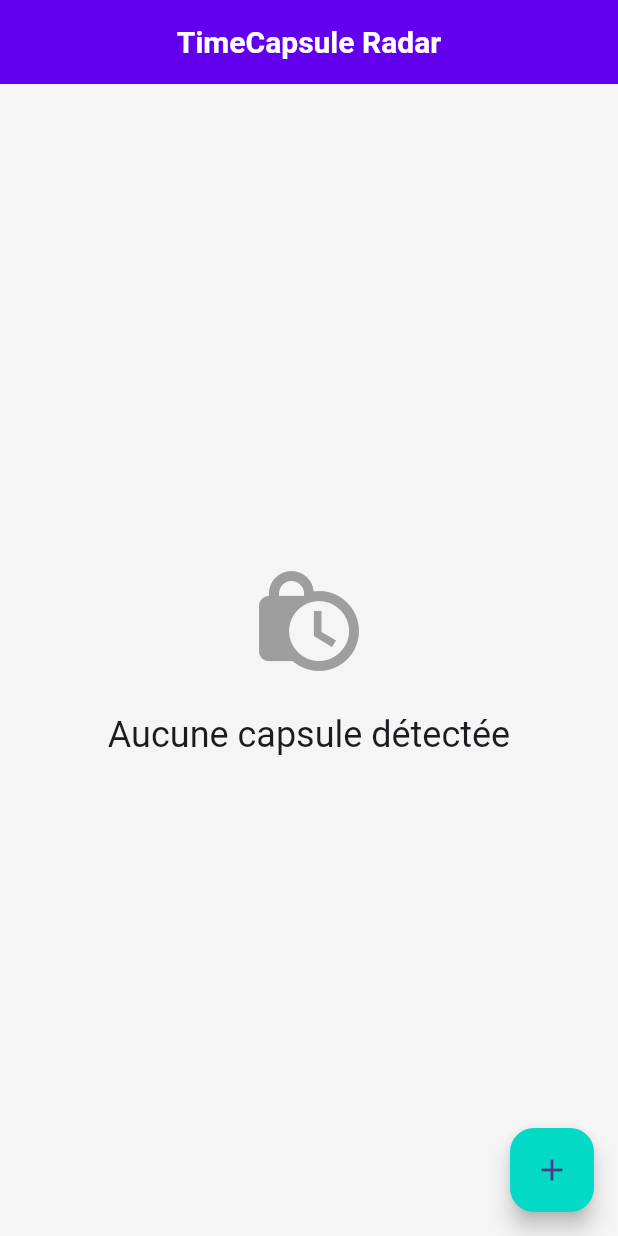
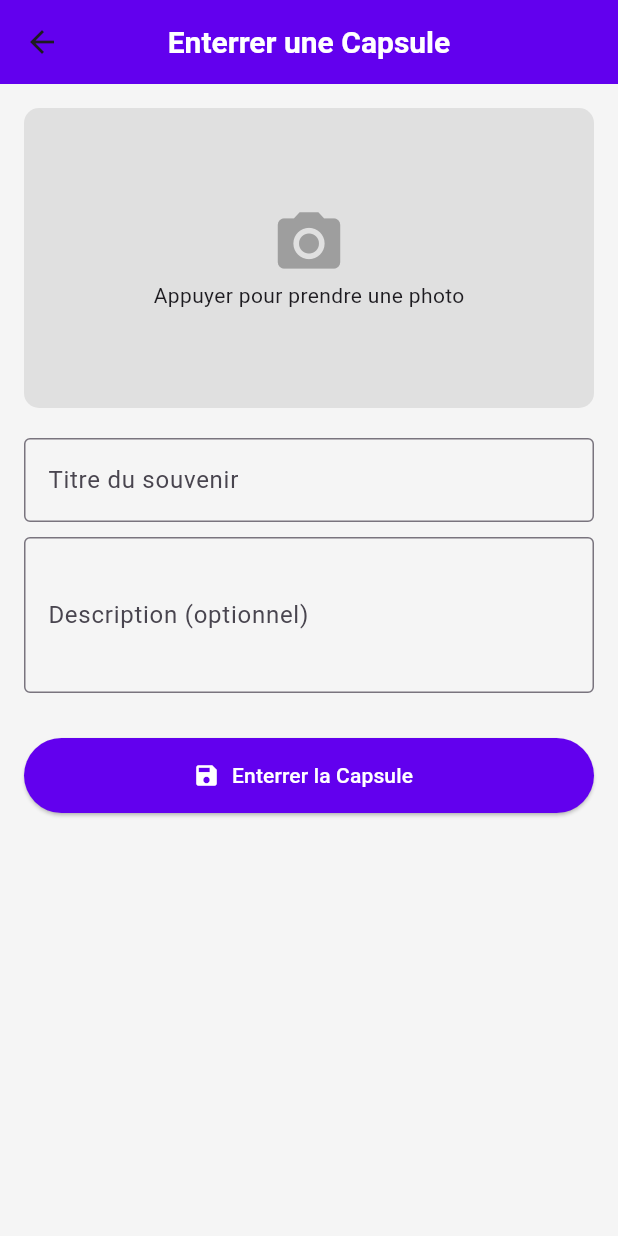
Before and after one commit to Lukas-Bouhlel/time_capsule, a Flutter app: the screen it shows after launch, after a tap on the "add" icon, on a phone screen of 412 x 824 dp. Run offline on Flutter 3.47's test engine with Material 3 defaults, Android fonts, the phone set to English and light mode, and no system bars; our stand-ins replace flutter_dotenv, geolocator, image_picker.

Commit message:
connection api and set location and set image capture

```diff
--- a/lib/main.dart
+++ b/lib/main.dart
@@ -1,11 +1,22 @@
 import 'package:flutter/material.dart';
 import 'package:provider/provider.dart';
+import 'package:flutter_dotenv/flutter_dotenv.dart';
 import 'theme.dart';
 import 'providers/location_provider.dart';
+import 'providers/capsule_provider.dart';
 import 'routes/router.dart';
 
 void main() async {
   WidgetsFlutterBinding.ensureInitialized();
+  await dotenv.load(fileName: ".env");
+
+  try {
+    await dotenv.load(fileName: ".env");
+    print("✅ Fichier .env chargé avec succès");
+  } catch (e) {
+    print("⚠️ ERREUR: Impossible de charger .env : $e");
+  }
+
   runApp(const MyApp());
 }
 
@@ -17,6 +28,7 @@ class MyApp extends StatelessWidget {
     return MultiProvider(
       providers: [
         ChangeNotifierProvider(create: (_) => LocationProvider()),
+        ChangeNotifierProvider(create: (_) => CapsuleProvider()),
       ],
       child: MaterialApp(
         title: 'TimeCapsule',
--- /dev/null
+++ b/lib/models/capsule_model.dart
@@ -0,0 +1,28 @@
+class Capsule {
+  final String id;
+  final String title;
+  final String description;
+  final String? imageUrl;
+  final double latitude;
+  final double longitude;
+
+  Capsule({
+    required this.id,
+    required this.title,
+    required this.description,
+    this.imageUrl,
+    required this.latitude,
+    required this.longitude,
+  });
+
+  factory Capsule.fromJson(Map<String, dynamic> json) {
+    return Capsule(
+      id: json['id'].toString(),
+      title: json['title'] ?? 'Sans titre',
+      description: json['description'] ?? '',
+      imageUrl: json['imageUrl'],
+      latitude: json['latitude'] is String ? double.parse(json['latitude']) : (json['latitude'] ?? 0.0),
+      longitude: json['longitude'] is String ? double.parse(json['longitude']) : (json['longitude'] ?? 0.0),
+    );
+  }
+}
--- /dev/null
+++ b/lib/pages/create_capsule_page.dart
@@ -0,0 +1,182 @@
+import 'dart:io';
+import 'package:flutter/material.dart';
+import 'package:image_picker/image_picker.dart';
+import 'package:provider/provider.dart';
+import 'package:geolocator/geolocator.dart';
+import '../providers/capsule_provider.dart';
+
+class CreateCapsulePage extends StatefulWidget {
+  const CreateCapsulePage({super.key});
+
+  @override
+  State<CreateCapsulePage> createState() => _CreateCapsulePageState();
+}
+
+class _CreateCapsulePageState extends State<CreateCapsulePage> {
+  final _formKey = GlobalKey<FormState>();
+  final _titleController = TextEditingController();
+  final _descController = TextEditingController();
+
+  File? _selectedImage;
+  bool _isUploading = false;
+
+  // --- 1. La fonction de sécurité pour le GPS ---
+  Future<Position> _determinePosition() async {
+    bool serviceEnabled;
+    LocationPermission permission;
+
+    // Test si le GPS est activé
+    serviceEnabled = await Geolocator.isLocationServiceEnabled();
+    if (!serviceEnabled) {
+      return Future.error('Le service de localisation est désactivé. Activez le GPS.');
+    }
+
+    permission = await Geolocator.checkPermission();
+    if (permission == LocationPermission.denied) {
+      permission = await Geolocator.requestPermission();
+      if (permission == LocationPermission.denied) {
+        return Future.error('La permission de localisation a été refusée.');
+      }
+    }
+
+    if (permission == LocationPermission.deniedForever) {
+      return Future.error(
+          'Les permissions sont définitivement refusées. Allez dans les paramètres pour autoriser.');
+    }
+
+    return await Geolocator.getCurrentPosition();
+  }
+
+  // --- 2. Choisir une image ---
+  Future<void> _pickImage(ImageSource source) async {
+    final picker = ImagePicker();
+    // imageQuality: 50 permet de réduire la taille du fichier pour l'upload
+    final pickedFile = await picker.pickImage(source: source, imageQuality: 50);
+
+    if (pickedFile != null) {
+      setState(() {
+        _selectedImage = File(pickedFile.path);
+      });
+    }
+  }
+
+  // --- 3. Envoyer le formulaire ---
+  Future<void> _submitCapsule() async {
+    if (!_formKey.currentState!.validate() || _selectedImage == null) {
+      ScaffoldMessenger.of(context).showSnackBar(
+        const SnackBar(content: Text('Veuillez remplir tout et ajouter une photo !')),
+      );
+      return;
+    }
+
+    setState(() => _isUploading = true);
+
+    try {
+      // ÉTAPE CRUCIALE : On demande la permission AVANT de récupérer la position
+      Position position = await _determinePosition();
+
+      // Envoi au backend via le Provider
+      await Provider.of<CapsuleProvider>(context, listen: false).addCapsule(
+        title: _titleController.text,
+        description: _descController.text,
+        imageFile: _selectedImage!,
+        lat: position.latitude,
+        long: position.longitude,
+      );
+
+      if (mounted) {
+        Navigator.pop(context); // Retour à l'accueil
+        ScaffoldMessenger.of(context).showSnackBar(
+          const SnackBar(
+            content: Text('🎉 Capsule enterrée avec succès !'),
+            backgroundColor: Colors.green,
+          ),
+        );
+      }
+    } catch (e) {
+      if (mounted) {
+        ScaffoldMessenger.of(context).showSnackBar(
+          SnackBar(content: Text('Erreur: $e'), backgroundColor: Colors.red),
+        );
+      }
+    } finally {
+      if (mounted) setState(() => _isUploading = false);
+    }
+  }
+
+  @override
+  Widget build(BuildContext context) {
+    return Scaffold(
+      appBar: AppBar(title: const Text('Enterrer une Capsule')),
+      body: SingleChildScrollView(
+        padding: const EdgeInsets.all(16.0),
+        child: Form(
+          key: _formKey,
+          child: Column(
+            children: [
+              // Zone de l'image
+              GestureDetector(
+                onTap: () => _pickImage(ImageSource.camera),
+                child: Container(
+                  height: 200,
+                  width: double.infinity,
+                  decoration: BoxDecoration(
+                    color: Colors.grey[300],
+                    borderRadius: BorderRadius.circular(10),
+                    image: _selectedImage != null
+                        ? DecorationImage(image: FileImage(_selectedImage!), fit: BoxFit.cover)
+                        : null,
+                  ),
+                  child: _selectedImage == null
+                      ? const Column(
+                          mainAxisAlignment: MainAxisAlignment.center,
+                          children: [
+                            Icon(Icons.camera_alt, size: 50, color: Colors.grey),
+                            Text("Appuyer pour prendre une photo"),
+                          ],
+                        )
+                      : null,
+                ),
+              ),
+              const SizedBox(height: 20),
+
+              // Champs texte
+              TextFormField(
+                controller: _titleController,
+                decoration: const InputDecoration(
+                  labelText: 'Titre du souvenir',
+                  border: OutlineInputBorder(),
+                ),
+                validator: (v) => v!.isEmpty ? 'Titre requis' : null,
+              ),
+              const SizedBox(height: 10),
+              TextFormField(
+                controller: _descController,
+                decoration: const InputDecoration(
+                  labelText: 'Description (optionnel)',
+                  border: OutlineInputBorder(),
+                ),
+                maxLines: 3,
+              ),
+              const SizedBox(height: 30),
+
+              // Bouton d'envoi
+              _isUploading
+                  ? const CircularProgressIndicator()
+                  : ElevatedButton.icon(
+                      onPressed: _submitCapsule,
+                      icon: const Icon(Icons.save),
+                      label: const Text("Enterrer la Capsule"),
+                      style: ElevatedButton.styleFrom(
+                        minimumSize: const Size(double.infinity, 50),
+                        backgroundColor: Theme.of(context).primaryColor,
+                        foregroundColor: Colors.white,
+                      ),
+                    ),
+            ],
+          ),
+        ),
+      ),
+    );
+  }
+}
--- a/lib/pages/home_page.dart
+++ b/lib/pages/home_page.dart
@@ -1,4 +1,5 @@
 import 'package:flutter/material.dart';
+import 'package:time_capsule/routes/router.dart';
 
 class HomePage extends StatelessWidget {
   const HomePage({super.key});
@@ -24,8 +25,7 @@ class HomePage extends StatelessWidget {
       ),
       floatingActionButton: FloatingActionButton(
         onPressed: () {
-          // Action future : Ouvrir la caméra
-          print("Ouverture caméra...");
+           Navigator.pushNamed(context, RouteManager.create);
         },
         child: const Icon(Icons.add),
       ),
--- /dev/null
+++ b/lib/providers/capsule_provider.dart
@@ -0,0 +1,62 @@
+import 'dart:io';
+import 'package:flutter/material.dart';
+import 'package:flutter_dotenv/flutter_dotenv.dart';
+import '../models/capsule_model.dart';
+import '../services/api_service.dart';
+
+class CapsuleProvider with ChangeNotifier {
+  final ApiService _apiService = ApiService();
+  final String baseUrl = '${dotenv.env['API_URL'] ?? ''}/api/capsules';
+
+  List<Capsule> _capsules = [];
+  bool _isLoading = false;
+  String? _error;
+
+  List<Capsule> get capsules => _capsules;
+  bool get isLoading => _isLoading;
+  String? get error => _error;
+
+  Future<void> loadCapsules() async {
+    _isLoading = true;
+    notifyListeners();
+    try {
+      _capsules = await _apiService.fetchCapsules();
+    } catch (e) {
+      _error = "Erreur chargement: $e";
+    } finally {
+      _isLoading = false;
+      notifyListeners();
+    }
+  }
+
+  Future<void> addCapsule({
+    required String title,
+    required String description,
+    required File imageFile,
+    required double lat,
+    required double long,
+  }) async {
+    _isLoading = true;
+    notifyListeners();
+
+    try {
+      await _apiService.createCapsule(
+        title: title,
+        description: description,
+        imageFile: imageFile,
+        lat: lat,
+        long: long,
+      );
+
+      await loadCapsules();
+
+    } catch (e) {
+      print("❌ Erreur Provider: $e");
+      _error = e.toString();
+      rethrow;
+    } finally {
+      _isLoading = false;
+      notifyListeners();
+    }
+  }
+}
--- a/lib/routes/router.dart
+++ b/lib/routes/router.dart
@@ -1,14 +1,15 @@
 import 'package:flutter/material.dart';
 import '../pages/home_page.dart';
+import '../pages/create_capsule_page.dart';
 
 class RouteManager {
   static const String home = '/';
-  static const String map = '/map';
   static const String create = '/create';
 
   static Map<String, WidgetBuilder> getRoutes() {
     return {
       home: (context) => const HomePage(),
+      create: (context) => const CreateCapsulePage(),
     };
   }
 }
--- a/lib/theme.dart
+++ b/lib/theme.dart
@@ -1,16 +1,13 @@
 import 'package:flutter/material.dart';
 
 class AppTheme {
-  // Nos couleurs personnalisées
-  static final Color primaryColor = Color(0xFF6200EE); // Violet mystique
-  static final Color accentColor = Color(0xFF03DAC6);  // Cyan moderne
+  static final Color primaryColor = Color(0xFF6200EE);
+  static final Color accentColor = Color(0xFF03DAC6);
 
-  // Le thème global de l'app
   static final ThemeData lightTheme = ThemeData(
     primaryColor: primaryColor,
-    scaffoldBackgroundColor: Colors.grey[100], // Fond gris très clair
+    scaffoldBackgroundColor: Colors.grey[100],
 
-    // Style de la barre de navigation (AppBar)
     appBarTheme: AppBarTheme(
       backgroundColor: primaryColor,
       elevation: 0,
@@ -18,11 +15,8 @@ class AppTheme {
       titleTextStyle: TextStyle(fontSize: 20, fontWeight: FontWeight.bold),
     ),
 
-    // Style des boutons flottants
     floatingActionButtonTheme: FloatingActionButtonThemeData(
       backgroundColor: accentColor,
     ),
-
-    // On peut ajouter d'autres styles ici (TextTheme, ButtonTheme...)
   );
 }
```
Also changed, not shown: lib/services/api_service.dart (added, +65 -0 lines), 2 other files.
